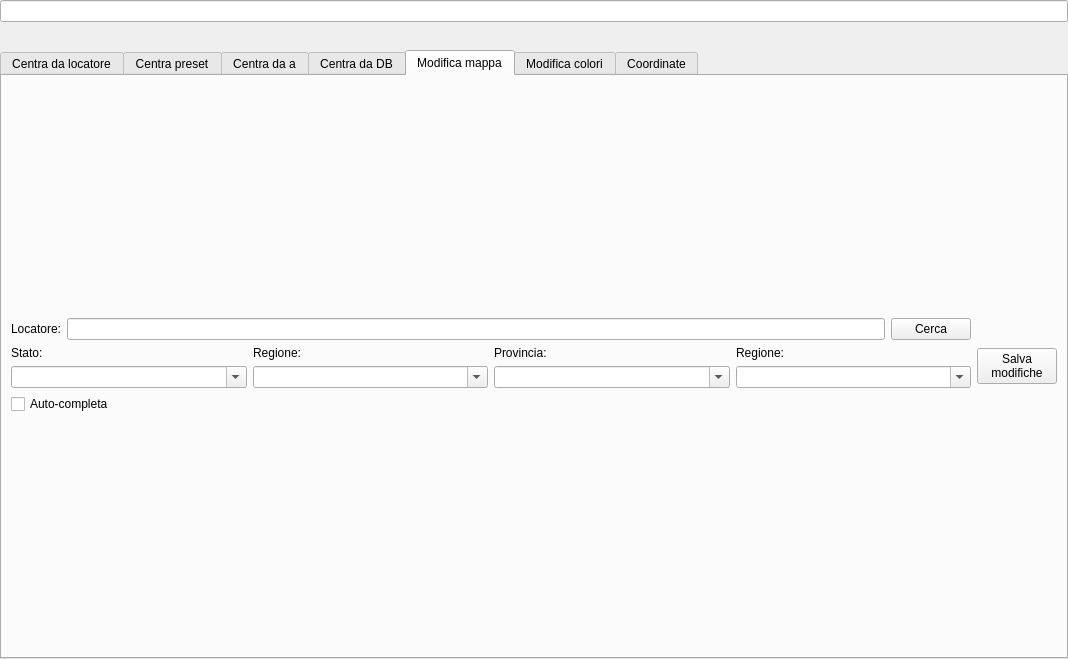
Above: mappaconfig.ui from DoppiaZeta/RFLog before the change. Below: the same form after it.
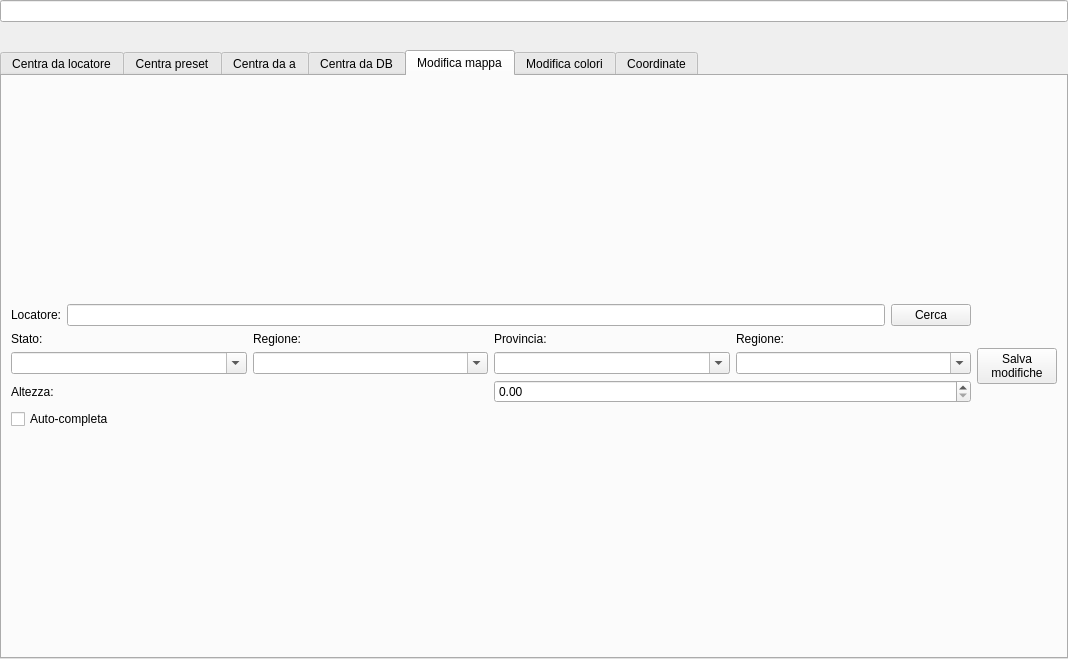
That is the form after the change. The open tabs and pages were chosen to show the change.

What changed in the file:
```diff
--- a/mappaconfig.ui
+++ b/mappaconfig.ui
@@ -493,13 +493,38 @@
                </item>
               </layout>
              </item>
-             <item row="4" column="0">
+             <item row="5" column="0">
               <widget class="QCheckBox" name="modificaAutoCompleta">
                <property name="text">
                 <string>Auto-completa</string>
                </property>
               </widget>
              </item>
+             <item row="4" column="0">
+              <layout class="QHBoxLayout" name="horizontalLayout_6">
+               <item>
+                <layout class="QHBoxLayout" name="horizontalLayout_9">
+                 <item>
+                  <widget class="QLabel" name="label_24">
+                   <property name="text">
+                    <string>Altezza:</string>
+                   </property>
+                  </widget>
+                 </item>
+                 <item>
+                  <widget class="QDoubleSpinBox" name="modificaAltezza">
+                   <property name="decimals">
+                    <number>2</number>
+                   </property>
+                   <property name="maximum">
+                    <double>9000.000000000000000</double>
+                   </property>
+                  </widget>
+                 </item>
+                </layout>
+               </item>
+              </layout>
+             </item>
             </layout>
            </item>
            <item>
```
Left out of the diff: 113 changed lines with no effect on the pictures.
